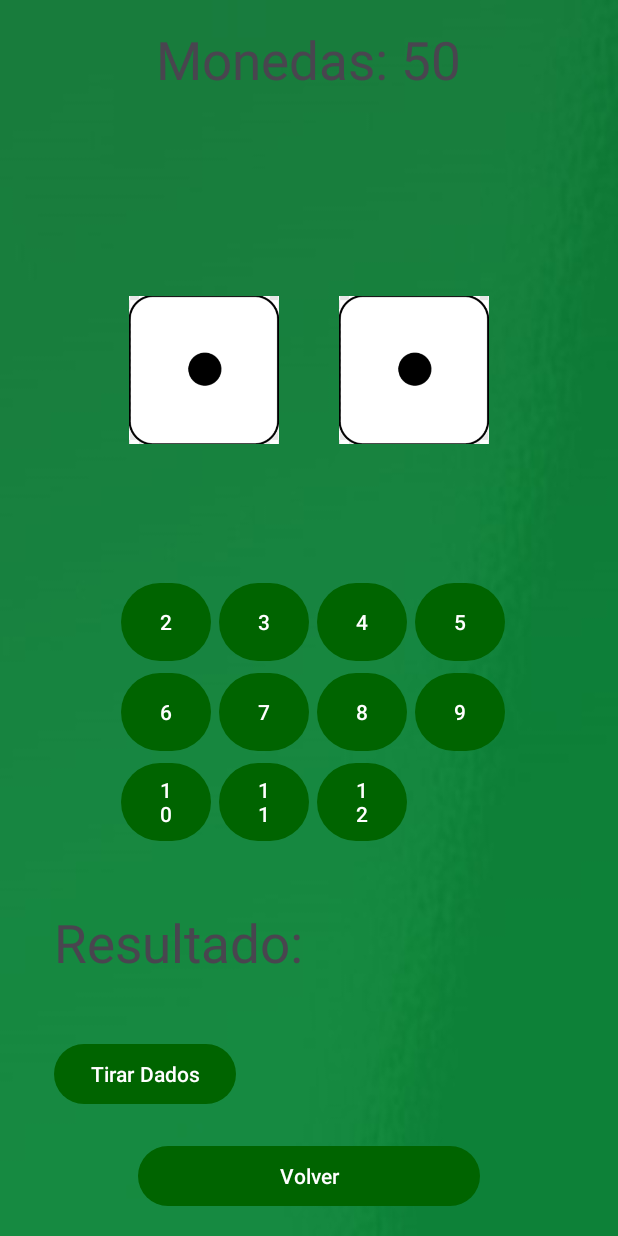
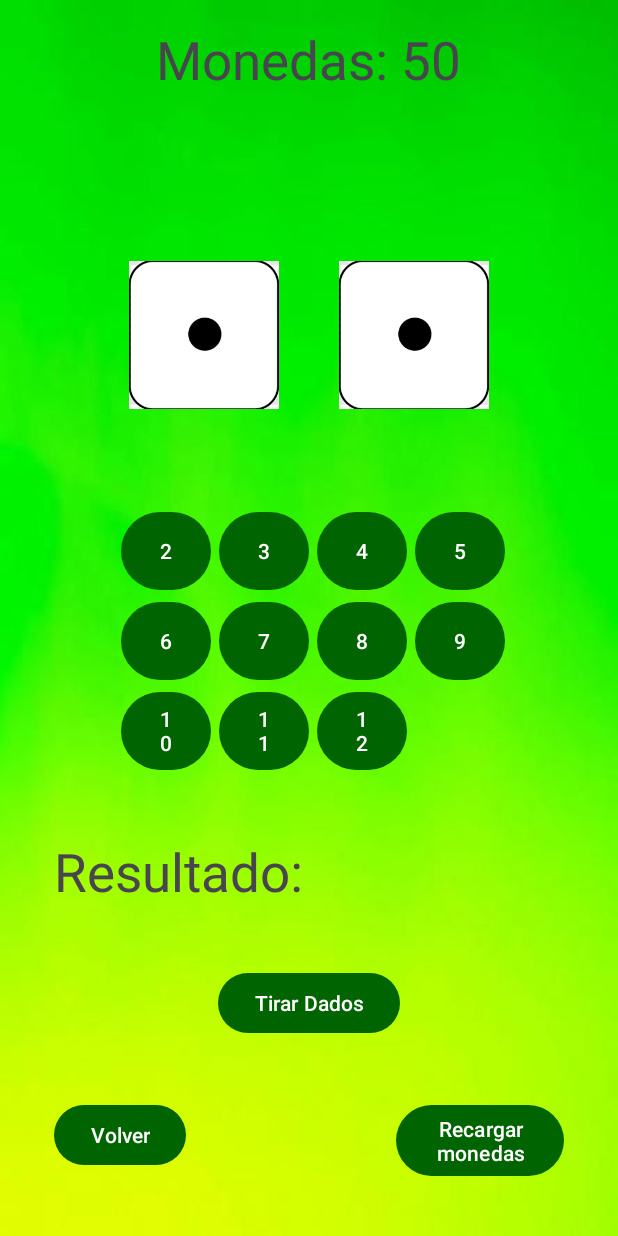
Before and after one commit to Albertlp93/ProjectGame, an Android app: the gamePag screen opened directly, with no data from a screen before it, on a phone screen of 412 x 824 dp. Run offline under Robolectric (Android 15) with nearby library versions, the phone set to English and light mode, and no system bars.

Commit message:
boton recargar monedas del juego

```diff
--- a/app/src/main/res/layout/activity_game_pag.xml
+++ b/app/src/main/res/layout/activity_game_pag.xml
@@ -4,7 +4,7 @@
     android:orientation="vertical"
     android:gravity="top|center_horizontal"
     android:padding="16dp"
-    android:background="@drawable/fondo_tapete">
+    android:background="@drawable/fondoverde_brillante">
 
     <TextView
         android:id="@+id/coinsTextView"
@@ -142,15 +142,34 @@
         android:id="@+id/rollButton"
         android:layout_width="wrap_content"
         android:layout_height="wrap_content"
-        android:text="Tirar Dados"
+        android:layout_gravity="center"
         android:layout_margin="20dp"
-        android:layout_gravity="bottom"/>
+        android:text="Tirar Dados" />
 
-    <Button
-        android:id="@+id/buttonVolver"
-        android:layout_width="228dp"
+    <LinearLayout
+        android:layout_width="wrap_content"
         android:layout_height="wrap_content"
-        android:text="@string/btn_regresar" />
+        android:orientation="horizontal"
+        android:gravity="center"
+        android:layout_gravity="bottom"
+        android:layout_margin="20dp">
+
+
+        <Button
+            android:id="@+id/buttonVolver"
+            android:layout_width="wrap_content"
+            android:layout_height="wrap_content"
+            android:text="@string/btn_regresar"
+            android:layout_gravity="left"/>
+
+        <Button
+            android:id="@+id/buttonRecargar"
+            android:layout_width="wrap_content"
+            android:layout_height="wrap_content"
+            android:text="@string/btn_recargar"
+            android:layout_marginStart="140dp"/>
+
+    </LinearLayout>
 
 
 </LinearLayout>
--- a/app/src/main/res/values/strings.xml
+++ b/app/src/main/res/values/strings.xml
@@ -24,9 +24,11 @@
     <string name="hint_nuevo_usuario">Nuevo Usuario</string>
     <string name="hint_nueva_contraseña">Nueva Contraseña</string>
     <string name="btn_registrar">Registrar</string>
-    <string name="btn_regresar">Volver</string>
+    <string name="btn_regresar">Volver</string>     <!-- esta en mas de un layout -->
 
-    <!-- ELECCION-->
+    <!-- JUEGO-->
+    <string name="lbl_monedas">Monedas: </string>
+    <string name="btn_recargar">Recargar monedas</string>
     <!-- MAS DATOS -->
 
 </resources>
```
